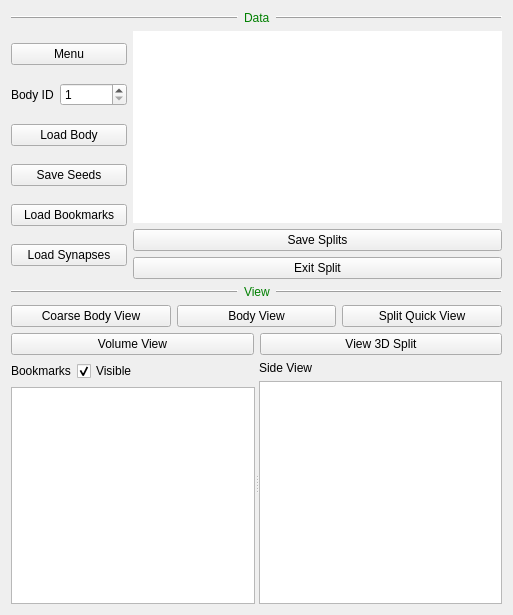
First picture: the form in neurolabi/gui/flyem/flyemsplitcontrolform.ui, repository janelia-flyem/NeuTu, before the edit.
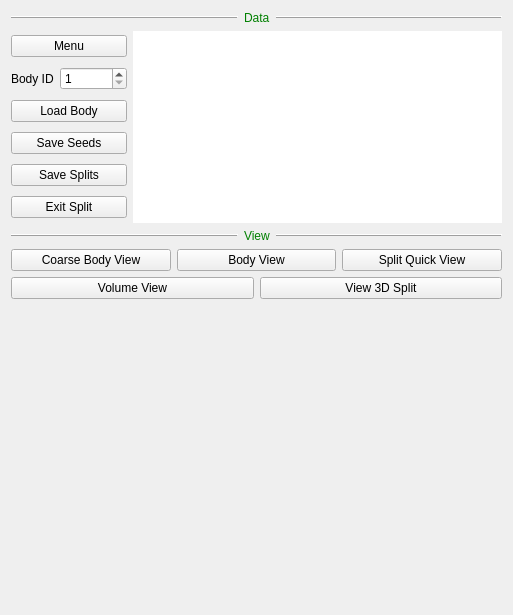
Second picture: the form after the edit. Custom widgets are drawn as their Qt base class.

Commit message: add user bookmark table to split mode

Patch:
```diff
--- a/neurolabi/gui/flyem/flyemsplitcontrolform.ui
+++ b/neurolabi/gui/flyem/flyemsplitcontrolform.ui
@@ -10,10 +10,16 @@
     <height>615</height>
    </rect>
   </property>
+  <property name="sizePolicy">
+   <sizepolicy hsizetype="Preferred" vsizetype="Expanding">
+    <horstretch>0</horstretch>
+    <verstretch>0</verstretch>
+   </sizepolicy>
+  </property>
   <property name="windowTitle">
    <string>Form</string>
   </property>
-  <layout class="QVBoxLayout" name="verticalLayout_5">
+  <layout class="QVBoxLayout" name="verticalLayout_3">
    <item>
     <layout class="QHBoxLayout" name="horizontalLayout_3">
      <item>
@@ -107,16 +113,19 @@
         </widget>
        </item>
        <item>
-        <widget class="QPushButton" name="loadBookmarkButton">
+        <widget class="QPushButton" name="commitPushButton">
+         <property name="toolTip">
+          <string>Save splitting results into DVID</string>
+         </property>
          <property name="text">
-          <string>Load Bookmarks</string>
+          <string>Save Splits</string>
          </property>
         </widget>
        </item>
        <item>
-        <widget class="QPushButton" name="synapsePushButton">
+        <widget class="QPushButton" name="exitPushButton">
          <property name="text">
-          <string>Load Synapses</string>
+          <string>Exit Split</string>
          </property>
         </widget>
        </item>
@@ -152,23 +161,6 @@
          </property>
         </widget>
        </item>
-       <item>
-        <widget class="QPushButton" name="commitPushButton">
-         <property name="toolTip">
-          <string>Save splitting results into DVID</string>
-         </property>
-         <property name="text">
-          <string>Save Splits</string>
-         </property>
-        </widget>
-       </item>
-       <item>
-        <widget class="QPushButton" name="exitPushButton">
-         <property name="text">
-          <string>Exit Split</string>
-         </property>
-        </widget>
-       </item>
       </layout>
      </item>
     </layout>
@@ -269,89 +261,32 @@
     </layout>
    </item>
    <item>
-    <widget class="QSplitter" name="splitter">
-     <property name="orientation">
-      <enum>Qt::Horizontal</enum>
-     </property>
-     <widget class="QWidget" name="layoutWidget_2">
-      <layout class="QVBoxLayout" name="verticalLayout">
-       <item>
-        <layout class="QHBoxLayout" name="horizontalLayout_2">
-         <item>
-          <widget class="QLabel" name="label">
-           <property name="text">
-            <string>Bookmarks</string>
-           </property>
-          </widget>
-         </item>
-         <item>
-          <widget class="QCheckBox" name="bookmarkVisibleCheckBox">
-           <property name="text">
-            <string>Visible</string>
-           </property>
-           <property name="checked">
-            <bool>true</bool>
-           </property>
-          </widget>
-         </item>
-         <item>
-          <spacer name="horizontalSpacer">
-           <property name="orientation">
-            <enum>Qt::Horizontal</enum>
-           </property>
-           <property name="sizeHint" stdset="0">
-            <size>
-             <width>40</width>
-             <height>20</height>
-            </size>
-           </property>
-          </spacer>
-         </item>
-        </layout>
-       </item>
-       <item>
-        <widget class="ZFlyEmBookmarkView" name="bookmarkView">
-         <property name="sizePolicy">
-          <sizepolicy hsizetype="Expanding" vsizetype="MinimumExpanding">
-           <horstretch>0</horstretch>
-           <verstretch>0</verstretch>
-          </sizepolicy>
-         </property>
-         <property name="mouseTracking">
-          <bool>false</bool>
-         </property>
-        </widget>
-       </item>
-      </layout>
-     </widget>
-     <widget class="QWidget" name="layoutWidget_3">
-      <layout class="QVBoxLayout" name="verticalLayout_3">
-       <item>
-        <widget class="QLabel" name="sideViewLabel">
-         <property name="text">
-          <string>Side View</string>
-         </property>
-        </widget>
-       </item>
-       <item>
-        <widget class="QGraphicsView" name="sideView"/>
-       </item>
-      </layout>
-     </widget>
-    </widget>
+    <layout class="QVBoxLayout" name="verticalLayout">
+     <item>
+      <widget class="ZFlyEmBookmarkWidget" name="bookmarkWidget" native="true">
+       <property name="sizePolicy">
+        <sizepolicy hsizetype="Preferred" vsizetype="Expanding">
+         <horstretch>0</horstretch>
+         <verstretch>0</verstretch>
+        </sizepolicy>
+       </property>
+      </widget>
+     </item>
+    </layout>
    </item>
   </layout>
  </widget>
  <customwidgets>
-  <customwidget>
-   <class>ZFlyEmBookmarkView</class>
-   <extends>QTableView</extends>
-   <header>flyem/zflyembookmarkview.h</header>
-  </customwidget>
   <customwidget>
    <class>ZSpinBox</class>
    <extends>QSpinBox</extends>
-   <header>zspinbox.h</header>
+   <header location="global">zspinbox.h</header>
+  </customwidget>
+  <customwidget>
+   <class>ZFlyEmBookmarkWidget</class>
+   <extends>QWidget</extends>
+   <header location="global">flyem/zflyembookmarkwidget.h</header>
+   <container>1</container>
   </customwidget>
  </customwidgets>
  <resources/>
```
Left out of the diff: 2 changed lines with no effect on the pictures. The commit also changes 10 other files.
